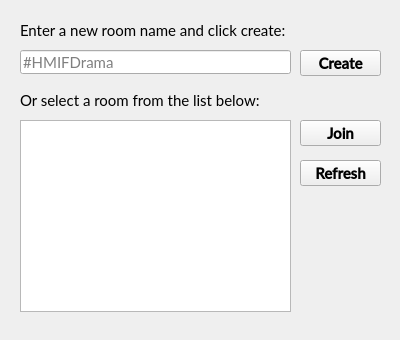
This is client/Gomoku-Online-Client/lobby.ui in feryandi/Gomoku-Online as Qt 5 draws it before an edit. The edited form follows.
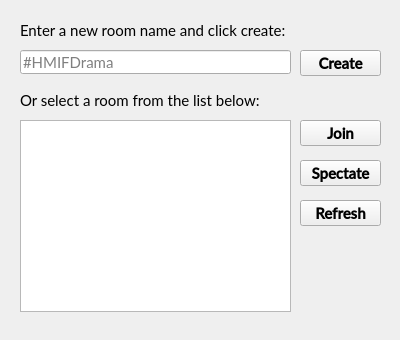
This is the edited form. Icons and pictures are not drawn.

Diff of the .ui file:
```diff
--- a/client/Gomoku-Online-Client/lobby.ui
+++ b/client/Gomoku-Online-Client/lobby.ui
@@ -145,11 +145,32 @@
      <string>Join</string>
     </property>
    </widget>
-   <widget class="QPushButton" name="buttonRefreshRoom">
+   <widget class="QPushButton" name="buttonSpectate">
     <property name="geometry">
      <rect>
       <x>300</x>
       <y>160</y>
+      <width>81</width>
+      <height>26</height>
+     </rect>
+    </property>
+    <property name="font">
+     <font>
+      <family>Lato Semibold</family>
+      <pointsize>11</pointsize>
+      <weight>75</weight>
+      <bold>true</bold>
+     </font>
+    </property>
+    <property name="text">
+     <string>Spectate</string>
+    </property>
+   </widget>
+   <widget class="QPushButton" name="buttonRefreshRoom">
+    <property name="geometry">
+     <rect>
+      <x>300</x>
+      <y>200</y>
       <width>81</width>
       <height>26</height>
      </rect>
```
